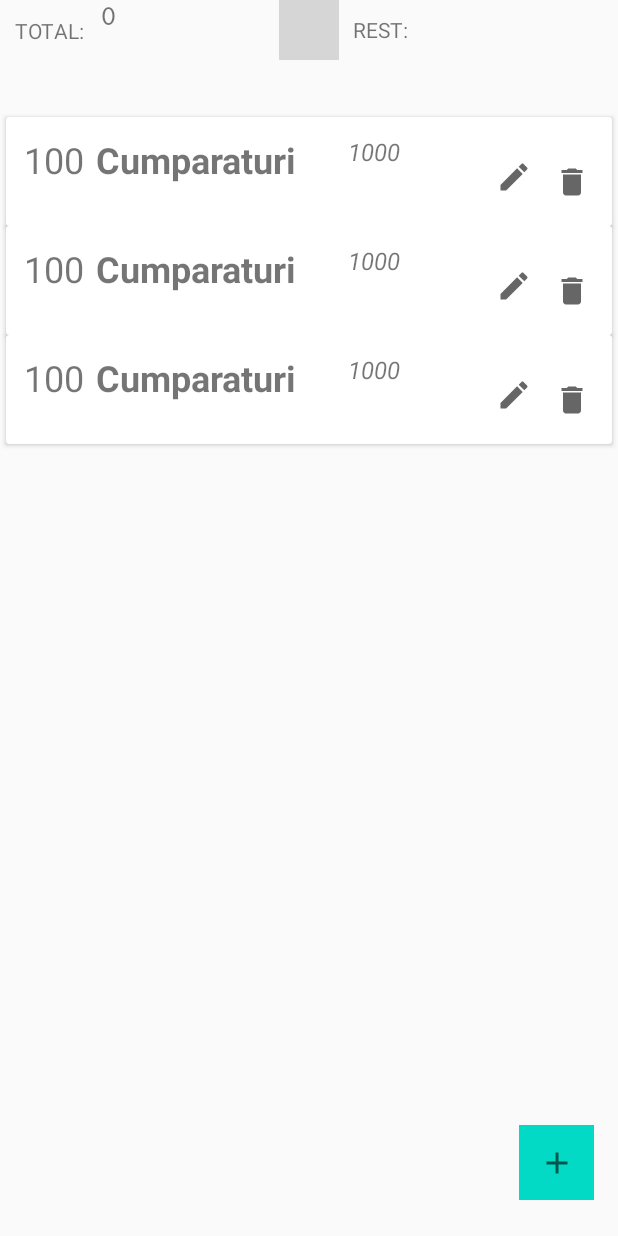
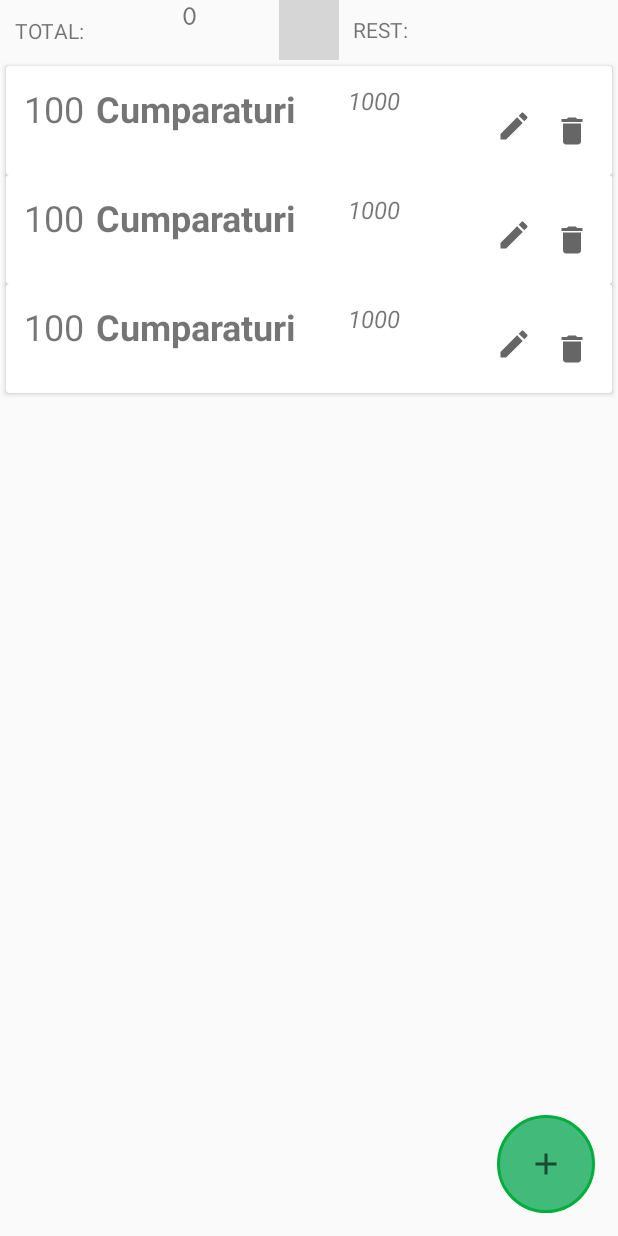
Before and after one commit to meriacre/CashChecker, an Android app: the layout activity_main.xml on its own in the app's theme, with its tools: preview values and no code run, on a phone screen of 412 x 824 dp. Run offline under Robolectric (Android 15) with nearby library versions, the light colour scheme and no system bars; grey boxes are pictures that could not be loaded.

```diff
--- a/app/src/main/res/layout/activity_main.xml
+++ b/app/src/main/res/layout/activity_main.xml
@@ -4,16 +4,19 @@
     xmlns:tools="http://schemas.android.com/tools"
     android:layout_width="match_parent"
     android:layout_height="match_parent"
-    tools:context=".MainActivity"
-    android:layout_above="@+id/addItem">
+    android:layout_above="@+id/addItem"
+    tools:context=".MainActivity">
+
 
     <androidx.constraintlayout.widget.ConstraintLayout
         android:id="@+id/consRecView"
         android:layout_width="match_parent"
-        android:layout_height="750dp"
+        android:layout_height="783dp"
         app:layout_constraintBottom_toBottomOf="parent"
         app:layout_constraintEnd_toEndOf="parent"
         app:layout_constraintStart_toStartOf="parent"
+        app:layout_constraintTop_toBottomOf="@+id/topLayout"
+        app:layout_constraintVertical_bias="0.0"
         app:layout_constraintVertical_weight="7">
 
 
@@ -25,26 +28,13 @@
             android:padding="4dp"
             app:layout_constraintBottom_toBottomOf="parent"
             app:layout_constraintEnd_toEndOf="parent"
-            app:layout_constraintHorizontal_bias="0.454"
+            app:layout_constraintHorizontal_bias="1.0"
             app:layout_constraintStart_toStartOf="parent"
             app:layout_constraintTop_toTopOf="parent"
             app:layout_constraintVertical_weight="1"
             tools:listitem="@layout/example_item" />
 
     </androidx.constraintlayout.widget.ConstraintLayout>
-
-    <ImageButton
-        android:id="@+id/addItem"
-        android:layout_width="50dp"
-        android:layout_height="50dp"
-        android:layout_marginBottom="24dp"
-        android:background="@color/colorAccent"
-        android:src="@drawable/ic_baseline_add_24"
-        app:layout_constraintBottom_toBottomOf="@+id/consRecView"
-        app:layout_constraintEnd_toEndOf="parent"
-        app:layout_constraintHorizontal_bias="0.955"
-        app:layout_constraintStart_toStartOf="parent"
-        android:contentDescription="TODO" />
 
     <androidx.constraintlayout.widget.ConstraintLayout
         android:id="@+id/topLayout"
@@ -84,8 +74,9 @@
             android:layout_marginStart="10dp"
             android:backgroundTint="#7EC629"
             android:ems="10"
+            android:fontFamily="serif-monospace"
             android:text="0"
-            android:fontFamily="serif-monospace"
+            android:textAlignment="center"
             android:textSize="20sp"
             android:textStyle="bold"
             app:layout_constraintBottom_toBottomOf="parent"
@@ -101,6 +92,7 @@
             android:ems="10"
             android:enabled="false"
             android:fontFamily="serif-monospace"
+            android:textAlignment="center"
             android:textSize="20sp"
             android:textStyle="bold"
             app:layout_constraintBottom_toBottomOf="parent"
@@ -116,5 +108,20 @@
             app:layout_constraintTop_toTopOf="@+id/edtTotal" />
     </androidx.constraintlayout.widget.ConstraintLayout>
 
+    <ImageButton
+        android:id="@+id/addItem"
+        android:layout_width="65dp"
+        android:layout_height="65dp"
+        android:layout_marginEnd="15dp"
+        android:layout_marginBottom="15dp"
+        android:background="@drawable/button_states"
+        android:contentDescription="@string/adding_transactions"
+        android:padding="15dp"
+        android:src="@drawable/ic_baseline_add_24"
+        android:overScrollMode="ifContentScrolls"
+        android:textSize="15sp"
+        android:clipToPadding="false"
+        app:layout_constraintBottom_toBottomOf="parent"
+        app:layout_constraintEnd_toEndOf="parent" />
 
 </androidx.constraintlayout.widget.ConstraintLayout>
```
